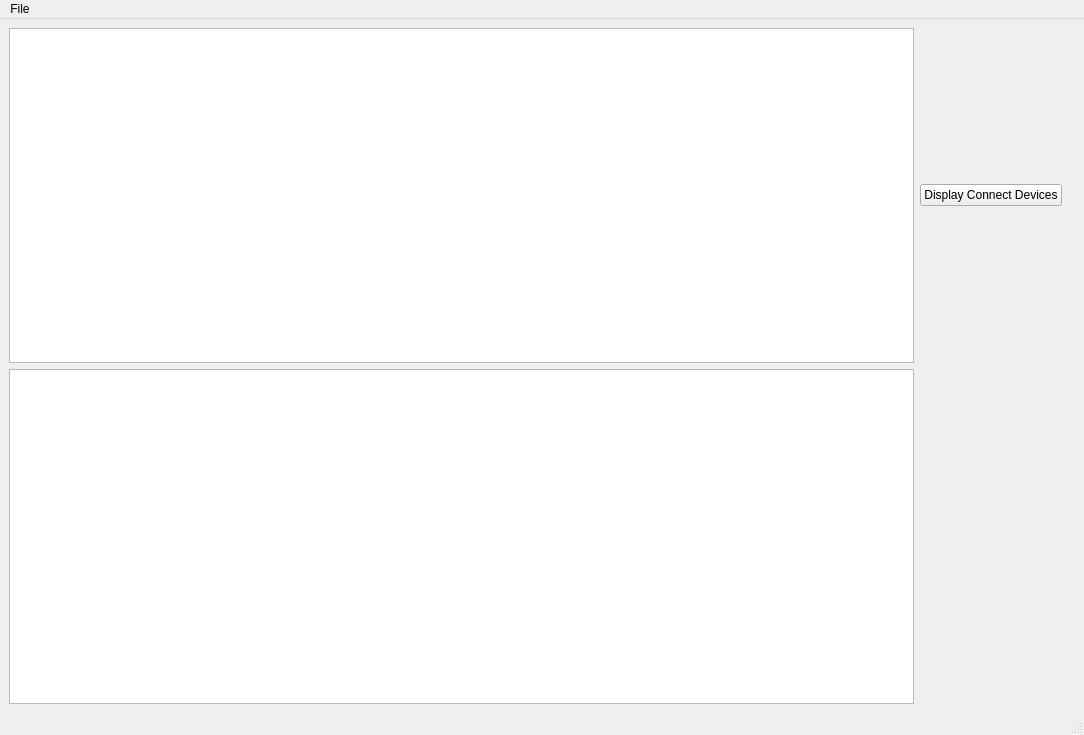
Before: the Qt Designer form app/forms/mainwindow.ui in Haziham/Honours_Computer_Software, drawn with Qt 5.
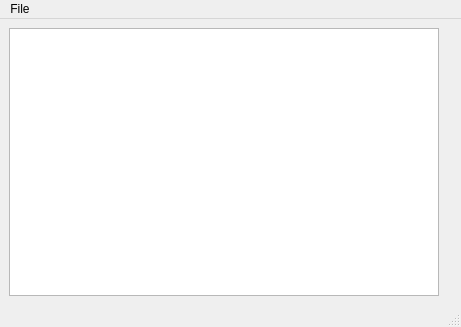
After: the same form once the commit is applied. Custom widgets are drawn as their Qt base class.

The edit to the form file:
```diff
--- a/app/forms/mainwindow.ui
+++ b/app/forms/mainwindow.ui
@@ -6,8 +6,8 @@
    <rect>
     <x>0</x>
     <y>0</y>
-    <width>1084</width>
-    <height>735</height>
+    <width>461</width>
+    <height>327</height>
    </rect>
   </property>
   <property name="windowTitle">
@@ -18,23 +18,13 @@
     <item row="0" column="0">
      <widget class="JointListWidget" name="jointsList"/>
     </item>
-    <item row="0" column="3">
+    <item row="0" column="2">
      <widget class="QLabel" name="label">
       <property name="text">
        <string/>
       </property>
      </widget>
     </item>
-    <item row="0" column="1">
-     <widget class="QPushButton" name="devicesButton">
-      <property name="text">
-       <string>Display Connect Devices</string>
-      </property>
-     </widget>
-    </item>
-    <item row="1" column="0">
-     <widget class="QListWidget" name="listWidget"/>
-    </item>
    </layout>
   </widget>
   <widget class="QMenuBar" name="menubar">
@@ -42,7 +32,7 @@
     <rect>
      <x>0</x>
      <y>0</y>
-     <width>1084</width>
+     <width>461</width>
      <height>20</height>
     </rect>
    </property>
```
